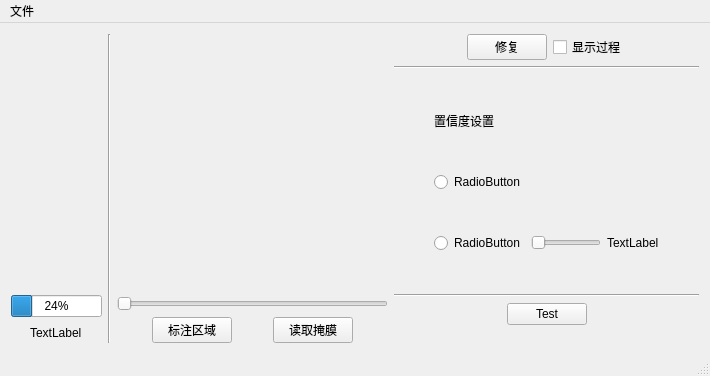
Old version of the form GUI/GUI.ui in the repository fishtoucher/Digtal-Image-Application.
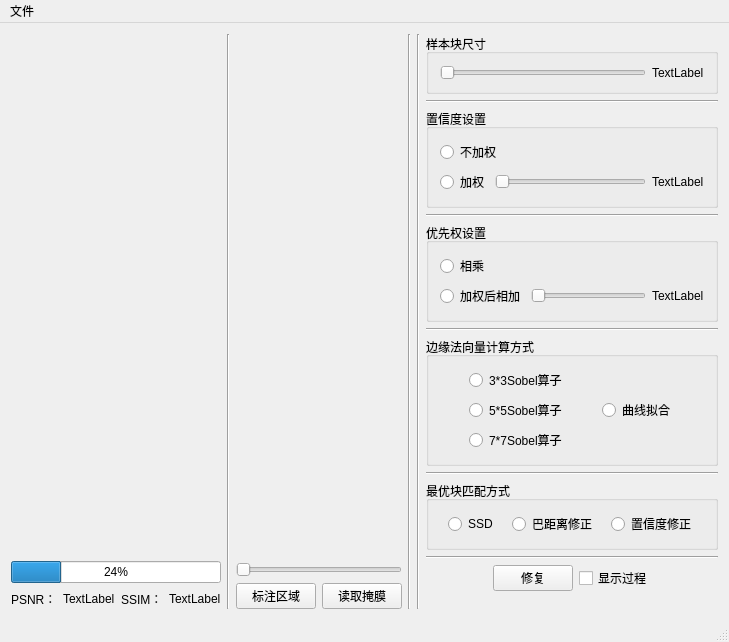
New version of the form. Custom widgets are drawn as their Qt base class.

Patch:
```diff
--- a/GUI/GUI.ui
+++ b/GUI/GUI.ui
@@ -9,8 +9,8 @@
    <rect>
     <x>0</x>
     <y>0</y>
-    <width>710</width>
-    <height>376</height>
+    <width>729</width>
+    <height>451</height>
    </rect>
   </property>
   <property name="windowTitle">
@@ -19,7 +19,445 @@
   <widget class="QWidget" name="centralWidget">
    <layout class="QVBoxLayout" name="mainLayout">
     <item>
-     <layout class="QGridLayout" name="gridLayout_5" columnstretch="3,0,0,0">
+     <layout class="QGridLayout" name="gridLayout_5" columnstretch="1,0,1,0,0,200">
+      <item row="0" column="3">
+       <widget class="Line" name="line_7">
+        <property name="orientation">
+         <enum>Qt::Vertical</enum>
+        </property>
+       </widget>
+      </item>
+      <item row="0" column="5">
+       <layout class="QGridLayout" name="gridLayout_2" rowstretch="1,1,1,1,1,1,1,1,0,0,0,0">
+        <item row="6" column="0">
+         <layout class="QHBoxLayout" name="horizontalLayout_12" stretch="0">
+          <item>
+           <widget class="QGroupBox" name="groupBox_3">
+            <property name="title">
+             <string>边缘法向量计算方式</string>
+            </property>
+            <layout class="QHBoxLayout" name="horizontalLayout_13">
+             <item>
+              <spacer name="horizontalSpacer_2">
+               <property name="orientation">
+                <enum>Qt::Horizontal</enum>
+               </property>
+               <property name="sizeHint" stdset="0">
+                <size>
+                 <width>40</width>
+                 <height>20</height>
+                </size>
+               </property>
+              </spacer>
+             </item>
+             <item>
+              <layout class="QVBoxLayout" name="verticalLayout_4">
+               <item>
+                <widget class="QRadioButton" name="npRadioButton_Sobel3">
+                 <property name="text">
+                  <string>3*3Sobel算子</string>
+                 </property>
+                </widget>
+               </item>
+               <item>
+                <widget class="QRadioButton" name="npRadioButton_Sobel5">
+                 <property name="text">
+                  <string>5*5Sobel算子</string>
+                 </property>
+                </widget>
+               </item>
+               <item>
+                <widget class="QRadioButton" name="npRadioButton_Sobel7">
+                 <property name="text">
+                  <string>7*7Sobel算子</string>
+                 </property>
+                </widget>
+               </item>
+              </layout>
+             </item>
+             <item>
+              <spacer name="horizontalSpacer_19">
+               <property name="orientation">
+                <enum>Qt::Horizontal</enum>
+               </property>
+               <property name="sizeHint" stdset="0">
+                <size>
+                 <width>40</width>
+                 <height>20</height>
+                </size>
+               </property>
+              </spacer>
+             </item>
+             <item>
+              <layout class="QVBoxLayout" name="verticalLayout">
+               <item>
+                <widget class="QRadioButton" name="npRadioButton_Nihe">
+                 <property name="text">
+                  <string>曲线拟合</string>
+                 </property>
+                </widget>
+               </item>
+              </layout>
+             </item>
+             <item>
+              <spacer name="horizontalSpacer">
+               <property name="orientation">
+                <enum>Qt::Horizontal</enum>
+               </property>
+               <property name="sizeHint" stdset="0">
+                <size>
+                 <width>40</width>
+                 <height>20</height>
+                </size>
+               </property>
+              </spacer>
+             </item>
+            </layout>
+           </widget>
+          </item>
+         </layout>
+        </item>
+        <item row="3" column="0">
+         <widget class="Line" name="line_4">
+          <property name="orientation">
+           <enum>Qt::Horizontal</enum>
+          </property>
+         </widget>
+        </item>
+        <item row="1" column="0">
+         <widget class="Line" name="line_2">
+          <property name="orientation">
+           <enum>Qt::Horizontal</enum>
+          </property>
+         </widget>
+        </item>
+        <item row="0" column="0">
+         <layout class="QHBoxLayout" name="horizontalLayout_17" stretch="0">
+          <item>
+           <widget class="QGroupBox" name="groupBox_5">
+            <property name="title">
+             <string>样本块尺寸</string>
+            </property>
+            <layout class="QHBoxLayout" name="horizontalLayout_18">
+             <item>
+              <layout class="QHBoxLayout" name="horizontalLayout_19" stretch="1,0">
+               <item>
+                <widget class="QSlider" name="patchSizeSlider">
+                 <property name="minimum">
+                  <number>7</number>
+                 </property>
+                 <property name="maximum">
+                  <number>15</number>
+                 </property>
+                 <property name="singleStep">
+                  <number>2</number>
+                 </property>
+                 <property name="pageStep">
+                  <number>2</number>
+                 </property>
+                 <property name="orientation">
+                  <enum>Qt::Horizontal</enum>
+                 </property>
+                </widget>
+               </item>
+               <item>
+                <widget class="QLabel" name="patchSizeLabel">
+                 <property name="text">
+                  <string>TextLabel</string>
+                 </property>
+                </widget>
+               </item>
+              </layout>
+             </item>
+            </layout>
+           </widget>
+          </item>
+         </layout>
+        </item>
+        <item row="4" column="0">
+         <layout class="QHBoxLayout" name="horizontalLayout_8" stretch="0">
+          <item>
+           <widget class="QGroupBox" name="groupBox_2">
+            <property name="title">
+             <string>优先权设置</string>
+            </property>
+            <layout class="QHBoxLayout" name="horizontalLayout_10">
+             <item>
+              <layout class="QVBoxLayout" name="verticalLayout_3">
+               <item>
+                <widget class="QRadioButton" name="priorityRadioButton_MUL">
+                 <property name="text">
+                  <string>相乘</string>
+                 </property>
+                </widget>
+               </item>
+               <item>
+                <layout class="QHBoxLayout" name="horizontalLayout_11" stretch="1,10,0">
+                 <item>
+                  <widget class="QRadioButton" name="priorityRadioButton_ADD">
+                   <property name="text">
+                    <string>加权后相加</string>
+                   </property>
+                  </widget>
+                 </item>
+                 <item>
+                  <widget class="QSlider" name="prioritySlider">
+                   <property name="baseSize">
+                    <size>
+                     <width>10</width>
+                     <height>0</height>
+                    </size>
+                   </property>
+                   <property name="orientation">
+                    <enum>Qt::Horizontal</enum>
+                   </property>
+                  </widget>
+                 </item>
+                 <item>
+                  <widget class="QLabel" name="prioritySliderLabel">
+                   <property name="text">
+                    <string>TextLabel</string>
+                   </property>
+                  </widget>
+                 </item>
+                </layout>
+               </item>
+              </layout>
+             </item>
+            </layout>
+           </widget>
+          </item>
+         </layout>
+        </item>
+        <item row="8" column="0">
+         <layout class="QHBoxLayout" name="horizontalLayout_14" stretch="0">
+          <item>
+           <widget class="QGroupBox" name="groupBox_4">
+            <property name="title">
+             <string>最优块匹配方式</string>
+            </property>
+            <layout class="QHBoxLayout" name="horizontalLayout_15">
+             <item>
+              <spacer name="horizontalSpacer_8">
+               <property name="orientation">
+                <enum>Qt::Horizontal</enum>
+               </property>
+               <property name="sizeHint" stdset="0">
+                <size>
+                 <width>40</width>
+                 <height>20</height>
+                </size>
+               </property>
+              </spacer>
+             </item>
+             <item>
+              <layout class="QVBoxLayout" name="verticalLayout_5">
+               <item>
+                <widget class="QRadioButton" name="matchRadioButton_SSD">
+                 <property name="text">
+                  <string>SSD</string>
+                 </property>
+                </widget>
+               </item>
+              </layout>
+             </item>
+             <item>
+              <spacer name="horizontalSpacer_20">
+               <property name="orientation">
+                <enum>Qt::Horizontal</enum>
+               </property>
+               <property name="sizeHint" stdset="0">
+                <size>
+                 <width>40</width>
+                 <height>20</height>
+                </size>
+               </property>
+              </spacer>
+             </item>
+             <item>
+              <widget class="QRadioButton" name="matchRadioButton_Bs">
+               <property name="text">
+                <string>巴距离修正</string>
+               </property>
+              </widget>
+             </item>
+             <item>
+              <spacer name="horizontalSpacer_14">
+               <property name="orientation">
+                <enum>Qt::Horizontal</enum>
+               </property>
+               <property name="sizeHint" stdset="0">
+                <size>
+                 <width>40</width>
+                 <height>20</height>
+                </size>
+               </property>
+              </spacer>
+             </item>
+             <item>
+              <layout class="QVBoxLayout" name="verticalLayout_6">
+               <item>
+                <widget class="QRadioButton" name="matchRadioButton_Confidence">
+                 <property name="text">
+                  <string>置信度修正</string>
+                 </property>
+                </widget>
+               </item>
+              </layout>
+             </item>
+             <item>
+              <spacer name="horizontalSpacer_12">
+               <property name="orientation">
+                <enum>Qt::Horizontal</enum>
+               </property>
+               <property name="sizeHint" stdset="0">
+                <size>
+                 <width>40</width>
+                 <height>20</height>
+                </size>
+               </property>
+              </spacer>
+             </item>
+            </layout>
+           </widget>
+          </item>
+         </layout>
+        </item>
+        <item row="11" column="0">
+         <spacer name="horizontalSpacer_7">
+          <property name="orientation">
+           <enum>Qt::Horizontal</enum>
+          </property>
+          <property name="sizeHint" stdset="0">
+           <size>
+            <width>128</width>
+            <height>18</height>
+           </size>
+          </property>
+         </spacer>
+        </item>
+        <item row="5" column="0">
+         <widget class="Line" name="line_5">
+          <property name="orientation">
+           <enum>Qt::Horizontal</enum>
+          </property>
+         </widget>
+        </item>
+        <item row="2" column="0">
+         <layout class="QHBoxLayout" name="horizontalLayout_5" stretch="0">
+          <item>
+           <widget class="QGroupBox" name="groupBox">
+            <property name="title">
+             <string>置信度设置</string>
+            </property>
+            <layout class="QHBoxLayout" name="horizontalLayout_7">
+             <item>
+              <layout class="QVBoxLayout" name="verticalLayout_2">
+               <item>
+                <widget class="QRadioButton" name="confidenceRadioButton_No">
+                 <property name="text">
+                  <string>不加权</string>
+                 </property>
+                </widget>
+               </item>
+               <item>
+                <layout class="QHBoxLayout" name="horizontalLayout_6" stretch="1,10,0">
+                 <item>
+                  <widget class="QRadioButton" name="confidenceRadioButton_Yes">
+                   <property name="text">
+                    <string>加权</string>
+                   </property>
+                  </widget>
+                 </item>
+                 <item>
+                  <widget class="QSlider" name="confidenceSlider">
+                   <property name="maximum">
+                    <number>100</number>
+                   </property>
+                   <property name="singleStep">
+                    <number>10</number>
+                   </property>
+                   <property name="orientation">
+                    <enum>Qt::Horizontal</enum>
+                   </property>
+                  </widget>
+                 </item>
+                 <item>
+                  <widget class="QLabel" name="confidenceSliderLabel">
+                   <property name="text">
+                    <string>TextLabel</string>
+                   </property>
+                  </widget>
+                 </item>
+                </layout>
+               </item>
+              </layout>
+             </item>
+            </layout>
+           </widget>
+          </item>
+         </layout>
+        </item>
+        <item row="9" column="0">
+         <widget class="Line" name="line_3">
+          <property name="orientation">
+           <enum>Qt::Horizontal</enum>
+          </property>
+         </widget>
+        </item>
+        <item row="10" column="0">
+         <layout class="QHBoxLayout" name="horizontalLayout_2">
+          <item>
+           <spacer name="horizontalSpacer_3">
+            <property name="orientation">
+             <enum>Qt::Horizontal</enum>
+            </property>
+            <property name="sizeHint" stdset="0">
+             <size>
+              <width>40</width>
+              <height>20</height>
+             </size>
+            </property>
+           </spacer>
+          </item>
+          <item>
+           <widget class="QPushButton" name="restorePushButton">
+            <property name="text">
+             <string>修复</string>
+            </property>
+           </widget>
+          </item>
+          <item>
+           <widget class="QCheckBox" name="processCheckBox">
+            <property name="text">
+             <string>显示过程</string>
+            </property>
+           </widget>
+          </item>
+          <item>
+           <spacer name="horizontalSpacer_4">
+            <property name="orientation">
+             <enum>Qt::Horizontal</enum>
+            </property>
+            <property name="sizeHint" stdset="0">
+             <size>
+              <width>40</width>
+              <height>20</height>
+             </size>
+            </property>
+           </spacer>
+          </item>
+         </layout>
+        </item>
+        <item row="7" column="0">
+         <widget class="Line" name="line_6">
+          <property name="orientation">
+           <enum>Qt::Horizontal</enum>
+          </property>
+         </widget>
+        </item>
+       </layout>
+      </item>
       <item row="0" column="1">
        <widget class="Line" name="line">
         <property name="orientation">
@@ -27,6 +465,128 @@
         </property>
        </widget>
       </item>
+      <item row="0" column="0">
+       <layout class="QGridLayout" name="gridLayout_4" rowstretch="14,0,0">
+        <item row="1" column="0">
+         <widget class="QProgressBar" name="progressBar">
+          <property name="value">
+           <number>24</number>
+          </property>
+         </widget>
+        </item>
+        <item row="0" column="0">
+         <layout class="QGridLayout" name="gridLayout_3" columnstretch="1,10,1">
+          <item row="0" column="0">
+           <spacer name="verticalSpacer_2">
+            <property name="orientation">
+             <enum>Qt::Vertical</enum>
+            </property>
+            <property name="sizeHint" stdset="0">
+             <size>
+              <width>20</width>
+              <height>158</height>
+             </size>
+            </property>
+           </spacer>
+          </item>
+          <item row="0" column="2">
+           <spacer name="verticalSpacer_4">
+            <property name="orientation">
+             <enum>Qt::Vertical</enum>
+            </property>
+            <property name="sizeHint" stdset="0">
+             <size>
+              <width>20</width>
+              <height>40</height>
+             </size>
+            </property>
+           </spacer>
+          </item>
+          <item row="0" column="1">
+           <widget class="SrcImageWidget" name="srcImageWidget" native="true">
+            <property name="sizePolicy">
+             <sizepolicy hsizetype="Preferred" vsizetype="Preferred">
+              <horstretch>0</horstretch>
+              <verstretch>0</verstretch>
+             </sizepolicy>
+            </property>
+           </widget>
+          </item>
+         </layout>
+        </item>
+        <item row="2" column="0">
+         <layout class="QHBoxLayout" name="horizontalLayout_9">
+          <item>
+           <spacer name="horizontalSpacer_11">
+            <property name="orientation">
+             <enum>Qt::Horizontal</enum>
+            </property>
+            <property name="sizeHint" stdset="0">
+             <size>
+              <width>40</width>
+              <height>20</height>
+             </size>
+            </property>
+           </spacer>
+          </item>
+          <item>
+           <widget class="QLabel" name="label">
+            <property name="text">
+             <string>PSNR：</string>
+            </property>
+           </widget>
+          </item>
+          <item>
+           <widget class="QLabel" name="PSNRLabel">
+            <property name="text">
+             <string>TextLabel</string>
+            </property>
+           </widget>
+          </item>
+          <item>
+           <spacer name="horizontalSpacer_13">
+            <property name="orientation">
+             <enum>Qt::Horizontal</enum>
+            </property>
+            <property name="sizeHint" stdset="0">
+             <size>
+              <width>40</width>
+              <height>20</height>
+             </size>
+            </property>
+           </spacer>
+          </item>
+          <item>
+           <widget class="QLabel" name="label_2">
+            <property name="text">
+             <string>SSIM：</string>
+            </property>
+           </widget>
+          </item>
+          <item>
+           <widget class="QLabel" name="SSIMLabel">
+            <property name="text">
+             <string>TextLabel</string>
+            </property>
+           </widget>
+          </item>
+          <item>
+           <spacer name="horizontalSpacer_10">
+            <property name="orientation">
+             <enum>Qt::Horizontal</enum>
+            </property>
+            <property name="sizeHint" stdset="0">
+             <size>
+              <width>40</width>
+              <height>20</height>
+             </size>
+            </property>
+           </spacer>
+          </item>
+         </layout>
+        </item>
+       </layout>
+      </item>
       <item row="0" column="2">
        <layout class="QGridLayout" name="gridLayout" rowstretch="14,0,0">
         <item row="0" column="0">
@@ -143,278 +703,12 @@
         </item>
        </layout>
       </item>
-      <item row="0" column="0">
-       <layout class="QGridLayout" name="gridLayout_4" rowstretch="14,0,0">
-        <item row="1" column="0">
-         <widget class="QProgressBar" name="progressBar">
-          <property name="value">
-           <number>24</number>
-          </property>
-         </widget>
-        </item>
-        <item row="0" column="0">
-         <layout class="QGridLayout" name="gridLayout_3" columnstretch="1,10,1">
-          <item row="0" column="0">
-           <spacer name="verticalSpacer_2">
-            <property name="orientation">
-             <enum>Qt::Vertical</enum>
-            </property>
-            <property name="sizeHint" stdset="0">
-             <size>
-              <width>20</width>
-              <height>158</height>
-             </size>
-            </property>
-           </spacer>
-          </item>
-          <item row="0" column="2">
-           <spacer name="verticalSpacer_4">
-            <property name="orientation">
-             <enum>Qt::Vertical</enum>
-            </property>
-            <property name="sizeHint" stdset="0">
-             <size>
-              <width>20</width>
-              <height>40</height>
-             </size>
-            </property>
-           </spacer>
-          </item>
-          <item row="0" column="1">
-           <widget class="SrcImageWidget" name="srcImageWidget" native="true">
-            <property name="sizePolicy">
-             <sizepolicy hsizetype="Preferred" vsizetype="Preferred">
-              <horstretch>0</horstretch>
-              <verstretch>0</verstretch>
-             </sizepolicy>
-            </property>
-           </widget>
-          </item>
-         </layout>
-        </item>
-        <item row="2" column="0">
-         <layout class="QHBoxLayout" name="horizontalLayout_9">
-          <item>
-           <spacer name="horizontalSpacer_11">
-            <property name="orientation">
-             <enum>Qt::Horizontal</enum>
-            </property>
-            <property name="sizeHint" stdset="0">
-             <size>
-              <width>40</width>
-              <height>20</height>
-             </size>
-            </property>
-           </spacer>
-          </item>
-          <item>
-           <widget class="QLabel" name="label">
-            <property name="text">
-             <string>TextLabel</string>
-            </property>
-           </widget>
-          </item>
-          <item>
-           <spacer name="horizontalSpacer_10">
-            <property name="orientation">
-             <enum>Qt::Horizontal</enum>
-            </property>
-            <property name="sizeHint" stdset="0">
-             <size>
-              <width>40</width>
-              <height>20</height>
-             </size>
-            </property>
-           </spacer>
-          </item>
-         </layout>
-        </item>
-       </layout>
-      </item>
-      <item row="0" column="3">
-       <layout class="QGridLayout" name="gridLayout_2" rowstretch="0,0,0,0,1,0">
-        <item row="0" column="0">
-         <layout class="QHBoxLayout" name="horizontalLayout_2">
-          <item>
-           <spacer name="horizontalSpacer_3">
-            <property name="orientation">
-             <enum>Qt::Horizontal</enum>
-            </property>
-            <property name="sizeHint" stdset="0">
-             <size>
-              <width>40</width>
-              <height>20</height>
-             </size>
-            </property>
-           </spacer>
-          </item>
-          <item>
-           <widget class="QPushButton" name="restorePushButton">
-            <property name="text">
-             <string>修复</string>
-            </property>
-           </widget>
-          </item>
-          <item>
-           <widget class="QCheckBox" name="checkBox">
-            <property name="text">
-             <string>显示过程</string>
-            </property>
-           </widget>
-          </item>
-          <item>
-           <spacer name="horizontalSpacer_4">
-            <property name="orientation">
-             <enum>Qt::Horizontal</enum>
-            </property>
-            <property name="sizeHint" stdset="0">
-             <size>
-              <width>40</width>
-              <height>20</height>
-             </size>
-            </property>
-           </spacer>
-          </item>
-         </layout>
-        </item>
-        <item row="4" column="0">
-         <layout class="QHBoxLayout" name="horizontalLayout">
-          <item>
-           <spacer name="horizontalSpacer_2">
-            <property name="orientation">
-             <enum>Qt::Horizontal</enum>
-            </property>
-            <property name="sizeHint" stdset="0">
-             <size>
-              <width>40</width>
-              <height>20</height>
-             </size>
-            </property>
-           </spacer>
-          </item>
-          <item>
-           <widget class="QPushButton" name="testPushButton">
-            <property name="text">
-             <string>Test</string>
-            </property>
-           </widget>
-          </item>
-          <item>
-           <spacer name="horizontalSpacer">
-            <property name="orientation">
-             <enum>Qt::Horizontal</enum>
-            </property>
-            <property name="sizeHint" stdset="0">
-             <size>
-              <width>40</width>
-              <height>20</height>
-             </size>
-            </property>
-           </spacer>
-          </item>
-         </layout>
-        </item>
-        <item row="1" column="0">
-         <widget class="Line" name="line_2">
-          <property name="orientation">
-           <enum>Qt::Horizontal</enum>
-          </property>
-         </widget>
-        </item>
-        <item row="5" column="0">
-         <spacer name="horizontalSpacer_7">
-          <property name="orientation">
-           <enum>Qt::Horizontal</enum>
-          </property>
-          <property name="sizeHint" stdset="0">
-           <size>
-            <width>128</width>
-            <height>18</height>
-           </size>
-          </property>
-         </spacer>
-        </item>
-        <item row="2" column="0">
-         <layout class="QHBoxLayout" name="horizontalLayout_5" stretch="0,3,0">
-          <item>
-           <spacer name="horizontalSpacer_8">
-            <property name="orientation">
-             <enum>Qt::Horizontal</enum>
-            </property>
-            <property name="sizeHint" stdset="0">
-             <size>
-              <width>40</width>
-              <height>20</height>
-             </size>
-            </property>
-           </spacer>
-          </item>
-          <item>
-           <layout class="QVBoxLayout" name="verticalLayout_2">
-            <item>
-             <widget class="QLabel" name="label_3">
-              <property name="text">
-               <string>置信度设置</string>
-              </property>
-             </widget>
-            </item>
-            <item>
-             <widget class="QRadioButton" name="radioButton">
-              <property name="text">
-               <string>RadioButton</string>
-              </property>
-             </widget>
-            </item>
-            <item>
-             <layout class="QHBoxLayout" name="horizontalLayout_6" stretch="1,0,1">
-              <item>
-               <widget class="QRadioButton" name="radioButton_2">
-                <property name="text">
-                 <string>RadioButton</string>
-                </property>
-               </widget>
-              </item>
-              <item>
-               <widget class="QSlider" name="horizontalSlider_2">
-                <property name="orientation">
-                 <enum>Qt::Horizontal</enum>
-                </property>
-               </widget>
-              </item>
-              <item>
-               <widget class="QLabel" name="label_2">
-                <property name="text">
-                 <string>TextLabel</string>
-                </property>
-               </widget>
-              </item>
-             </layout>
-            </item>
-           </layout>
-          </item>
-          <item>
-           <spacer name="horizontalSpacer_12">
-            <property name="orientation">
-             <enum>Qt::Horizontal</enum>
-            </property>
-            <property name="sizeHint" stdset="0">
-             <size>
-              <width>40</width>
-              <height>20</height>
-             </size>
-            </property>
-           </spacer>
-          </item>
-         </layout>
-        </item>
-        <item row="3" column="0">
-         <widget class="Line" name="line_3">
-          <property name="orientation">
-           <enum>Qt::Horizontal</enum>
-          </property>
-         </widget>
-        </item>
-       </layout>
+      <item row="0" column="4">
+       <widget class="Line" name="line_8">
+        <property name="orientation">
+         <enum>Qt::Vertical</enum>
+        </property>
+       </widget>
       </item>
      </layout>
     </item>
@@ -425,7 +719,7 @@
     <rect>
      <x>0</x>
      <y>0</y>
-     <width>710</width>
+     <width>729</width>
      <height>18</height>
     </rect>
    </property>
```
Left out of the diff: 9 changed lines with no effect on the pictures.
